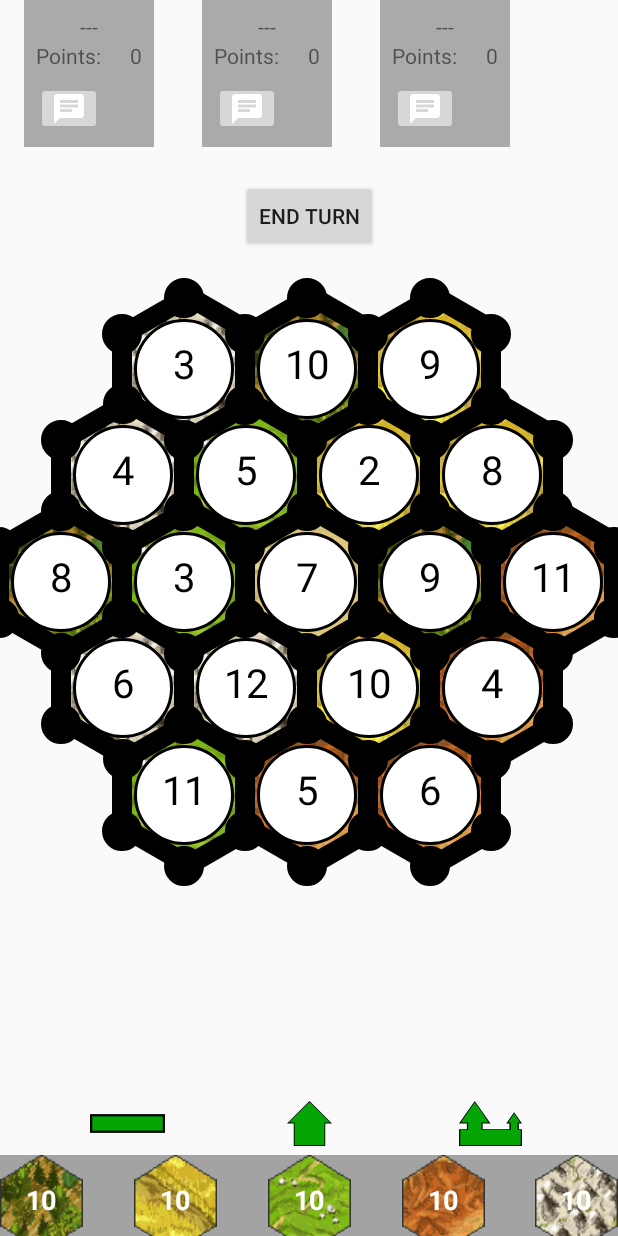
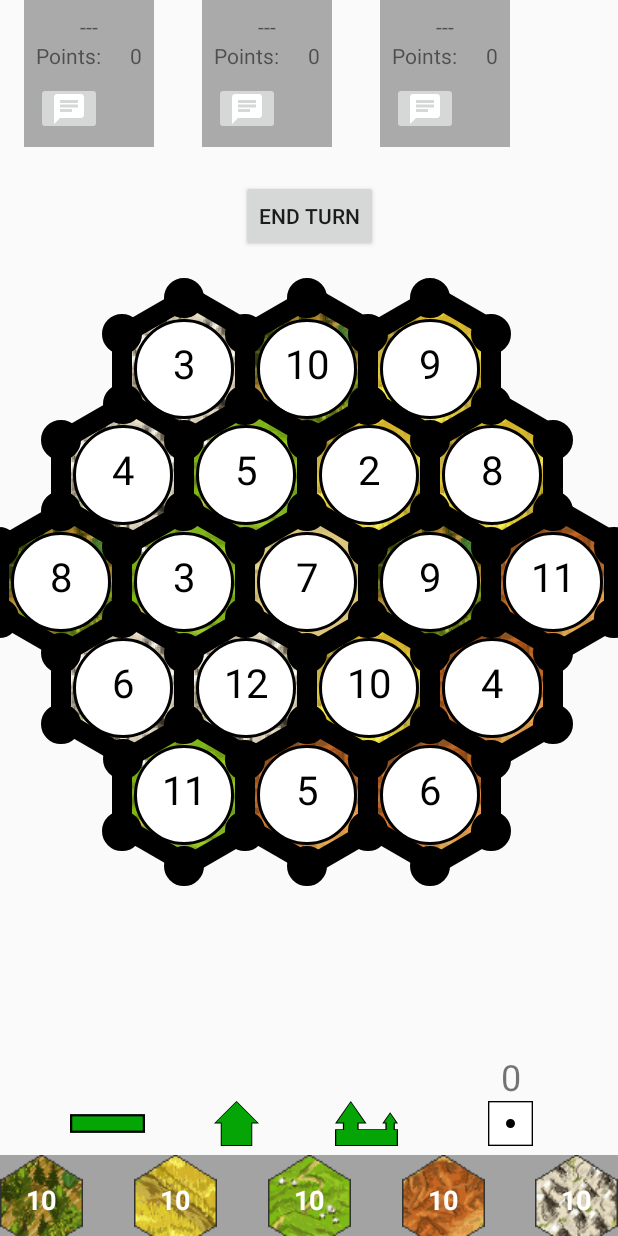
Before and after one commit to martinunterhuber/settlers-of-catan, an Android app: the GameActivity screen opened directly, with no data from a screen before it, on a phone screen of 412 x 824 dp. Run offline under Robolectric (Android 15) with nearby library versions, the phone set to English and light mode, and no system bars.

Commit message:
Connected dice rolling to backend

```diff
--- a/app/src/main/java/com/example/settlersofcatan/GameActivity.java
+++ b/app/src/main/java/com/example/settlersofcatan/GameActivity.java
@@ -10,6 +10,7 @@ import android.app.AlertDialog;
 import android.os.Bundle;
 import android.widget.Button;
 import android.widget.ImageView;
+import android.widget.TextView;
 
 import com.example.settlersofcatan.game.Game;
 import com.example.settlersofcatan.game.Player;
@@ -24,6 +25,7 @@ public class GameActivity extends AppCompatActivity {
     private OpponentView opponent2;
     private OpponentView opponent3;
     private Button endTurnButton;
+    private ImageView dice;
 
     static final int[] playerColors = new int[]{
             Color.parseColor("#05A505"),
@@ -49,6 +51,17 @@ public class GameActivity extends AppCompatActivity {
 
         endTurnButton = findViewById(R.id.endTurnButton);
         endTurnButton.setOnClickListener((v) -> Game.getInstance().endTurn(GameClient.getInstance().getId()));
+
+        dice = findViewById(R.id.btn_dice);
+        dice.setOnClickListener(
+                (v) -> {
+                    int result = Game.getInstance().rollDice(GameClient.getInstance().getId());
+                    if (result > 0){
+                        ((TextView) findViewById(R.id.rollResult)).setText(String.valueOf(result));
+                        resources.invalidate();
+                    }
+                }
+        );
 
         GameClient.getInstance().registerActivity(this);
 
--- a/app/src/main/java/com/example/settlersofcatan/game/Game.java
+++ b/app/src/main/java/com/example/settlersofcatan/game/Game.java
@@ -52,12 +52,14 @@ public class Game {
         }
     }
 
-    public void rollDice(int playerId) {
+    public int rollDice(int playerId) {
         if (playerId == currentPlayerId && !alreadyRolled){
             int numberRolled = random.nextInt(6) + 1 + random.nextInt(6) + 1;
             board.distributeResources(numberRolled);
             alreadyRolled = true;
+            return numberRolled;
         }
+        return -1;
     }
 
     public void endTurn(int playerId){
--- /dev/null
+++ b/app/src/main/res/drawable/dice1.xml
@@ -0,0 +1,16 @@
+<?xml version="1.0" encoding="utf-8"?>
+<layer-list xmlns:android="http://schemas.android.com/apk/res/android">
+    <item>
+        <shape android:shape="rectangle">
+            <solid android:color="#FFFFFF"/>
+            <stroke android:color="#000000" android:width="3px"/>
+            <size android:width="100px" android:height="100px"/>
+        </shape>
+    </item>
+    <item android:top="40px" android:bottom="40px" android:left="40px" android:right="40px">
+        <shape android:shape="oval">
+            <solid android:color="#FFFFFF"/>
+            <stroke android:color="#000000" android:width="10px"/>
+        </shape>
+    </item>
+</layer-list>
--- a/app/src/main/res/layout/activity_game.xml
+++ b/app/src/main/res/layout/activity_game.xml
@@ -80,13 +80,12 @@
       android:id="@+id/btn_city"
       android:layout_width="50dp"
       android:layout_height="30dp"
-      android:layout_marginEnd="60dp"
-      android:layout_marginRight="60dp"
       android:layout_marginBottom="60dp"
       android:contentDescription="@string/img_description_city"
       android:onClick="onClick"
       app:layout_constraintBottom_toBottomOf="parent"
-      app:layout_constraintEnd_toEndOf="parent"
+      app:layout_constraintEnd_toStartOf="@+id/btn_dice"
+      app:layout_constraintStart_toEndOf="@+id/btn_settlement"
       app:srcCompat="@drawable/city_white"
       tools:ignore="VectorDrawableCompat" />
 
@@ -99,6 +98,7 @@
       android:onClick="onClick"
       app:layout_constraintBottom_toBottomOf="parent"
       app:layout_constraintEnd_toStartOf="@+id/btn_city"
+      app:layout_constraintHorizontal_bias="0.44"
       app:layout_constraintStart_toEndOf="@+id/btn_road"
       app:srcCompat="@drawable/settlement_white"
       tools:ignore="VectorDrawableCompat" />
@@ -107,14 +107,26 @@
       android:id="@+id/btn_road"
       android:layout_width="50dp"
       android:layout_height="30dp"
-      android:layout_marginStart="60dp"
-      android:layout_marginLeft="60dp"
       android:layout_marginBottom="60dp"
       android:contentDescription="@string/img_description_road"
       android:onClick="onClick"
       app:layout_constraintBottom_toBottomOf="parent"
+      app:layout_constraintEnd_toStartOf="@+id/btn_settlement"
       app:layout_constraintStart_toStartOf="parent"
+      app:layout_constraintHorizontal_chainStyle="spread"
       app:srcCompat="@drawable/road_white" />
+
+  <ImageView
+      android:id="@+id/btn_dice"
+      android:layout_width="50dp"
+      android:layout_height="30dp"
+      android:layout_marginBottom="60dp"
+      android:contentDescription="@string/img_description_road"
+      android:onClick="onClick"
+      app:layout_constraintBottom_toBottomOf="parent"
+      app:layout_constraintStart_toEndOf="@+id/btn_city"
+      app:layout_constraintEnd_toEndOf="parent"
+      app:srcCompat="@drawable/dice1" />
 
   <Button
       android:id="@+id/endTurnButton"
@@ -126,4 +138,14 @@
       app:layout_constraintStart_toStartOf="parent"
       app:layout_constraintTop_toTopOf="parent" />
 
+  <TextView
+      android:id="@+id/rollResult"
+      android:layout_width="wrap_content"
+      android:layout_height="wrap_content"
+      android:text="0"
+      android:textSize="24sp"
+      app:layout_constraintBottom_toTopOf="@+id/btn_dice"
+      app:layout_constraintEnd_toEndOf="@+id/btn_dice"
+      app:layout_constraintStart_toStartOf="@+id/btn_dice" />
+
 </androidx.constraintlayout.widget.ConstraintLayout>
```
